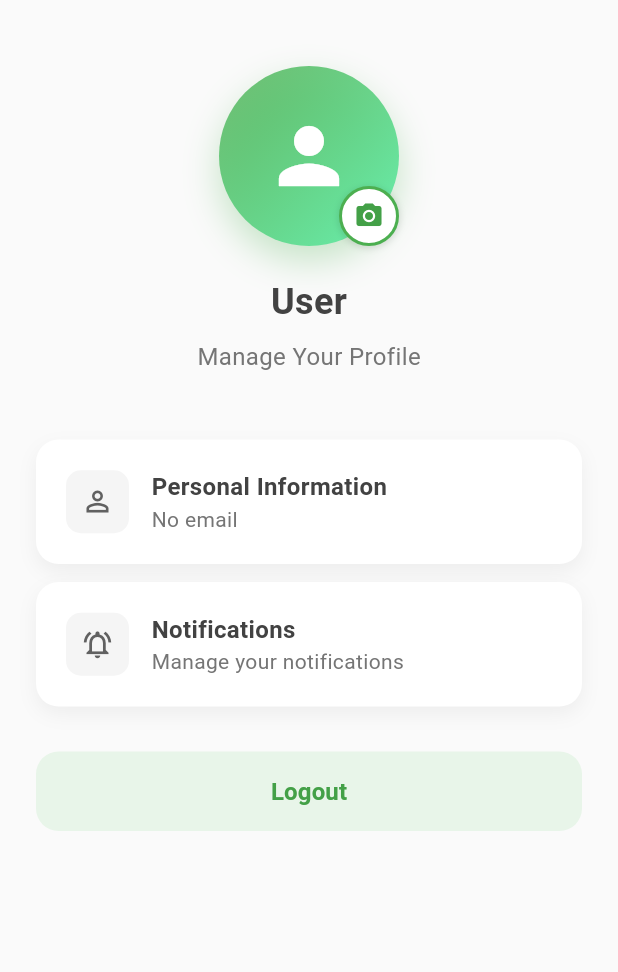
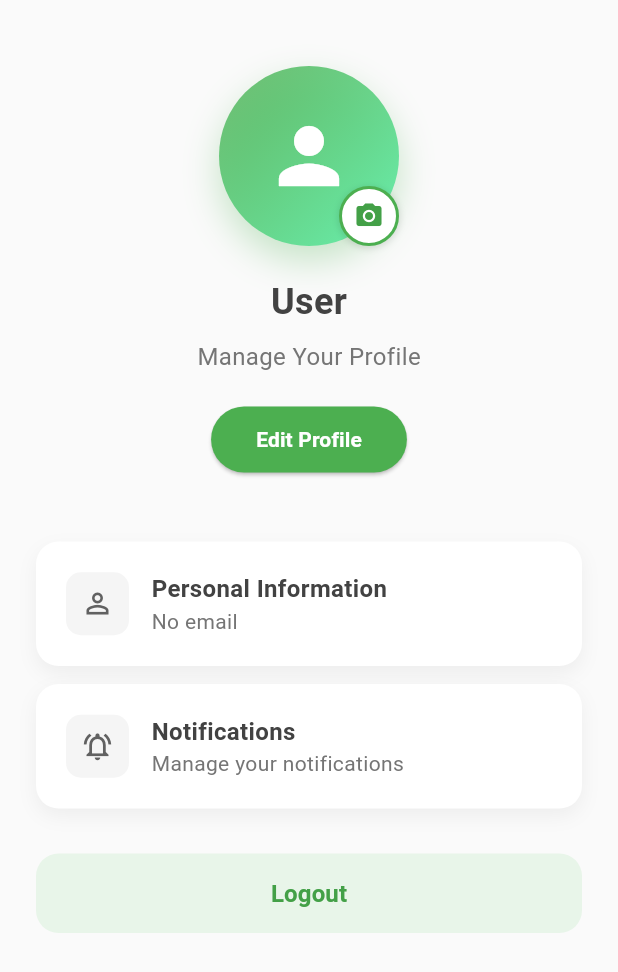
Before and after one commit to iamgaspardev/ubx_mobile_practical_interview, a Flutter app: the ProfilePageContent screen opened directly, on a phone screen of 412 x 824 dp. Shown: the top 972 px of the screen. Run offline on Flutter 3.47's test engine with Material 3 defaults, Android fonts, the phone set to English and light mode, and no system bars; our stand-ins replace device_info_plus, dio, flutter_secure_storage, image_picker, local_auth; accounts and stored records are empty.

Commit message:
feat: add form widget for updating user profile details
- Created reusable form widget component
- Implemented profile data update functionality
- Added form validation and error handling

```diff
--- a/lib/pages/LandingPage.dart
+++ b/lib/pages/landing_page.dart
@@ -1,7 +1,7 @@
 import 'package:flutter/material.dart';
 import 'package:provider/provider.dart';
-import 'package:ubx_practical_mobile/pages/Homepage.dart';
-import 'package:ubx_practical_mobile/pages/UserProfilePage.dart';
+import 'package:ubx_practical_mobile/pages/home_page.dart';
+import 'package:ubx_practical_mobile/pages/user_profile_page.dart';
 import 'package:ubx_practical_mobile/providers/app_lock_provider.dart';
 import 'package:ubx_practical_mobile/services/app_lockout_service.dart';
 
--- a/lib/pages/LoginPage.dart
+++ b/lib/pages/login_page.dart
@@ -3,7 +3,7 @@ import 'package:flutter/services.dart';
 import 'package:flutter/foundation.dart';
 import 'package:provider/provider.dart';
 import 'package:local_auth/local_auth.dart';
-import 'package:ubx_practical_mobile/pages/RegisterPage.dart';
+import 'package:ubx_practical_mobile/pages/register_page.dart';
 import 'package:ubx_practical_mobile/services/app_lockout_service.dart';
 import 'package:ubx_practical_mobile/services/api_service.dart';
 import 'package:ubx_practical_mobile/widgets/InputWidget.dart';
--- a/lib/pages/UserProfilePage.dart
+++ b/lib/pages/user_profile_page.dart
@@ -6,6 +6,7 @@ import 'dart:io';
 import 'package:ubx_practical_mobile/widgets/DetailedCardOptions.dart';
 import 'package:ubx_practical_mobile/providers/user_provider.dart';
 import 'package:ubx_practical_mobile/providers/app_lock_provider.dart';
+import 'package:ubx_practical_mobile/widgets/edit_profile_form.dart';
 
 class ProfilePageContent extends StatelessWidget {
   const ProfilePageContent({super.key});
@@ -53,8 +54,51 @@ class ProfilePageContent extends StatelessWidget {
             'Manage Your Profile',
             style: TextStyle(fontSize: 16, color: Colors.grey[600]),
           ),
+          const SizedBox(height: 20),
+          _buildEditProfileButton(context, userProvider),
         ],
       ),
+    );
+  }
+
+  void _showEditProfileForm(BuildContext context) {
+    showModalBottomSheet(
+      context: context,
+      isScrollControlled: true,
+      backgroundColor: Colors.transparent,
+      builder: (context) => const EditProfileFormWidget(),
+    );
+  }
+
+  Widget _buildEditProfileButton(
+    BuildContext context,
+    UserProvider userProvider,
+  ) {
+    return ElevatedButton(
+      onPressed: userProvider.isLoading
+          ? null
+          : () => _showEditProfileForm(context),
+      style: ElevatedButton.styleFrom(
+        backgroundColor: Colors.green,
+        padding: const EdgeInsets.symmetric(horizontal: 30, vertical: 12),
+        shape: RoundedRectangleBorder(borderRadius: BorderRadius.circular(25)),
+      ),
+      child: userProvider.isLoading
+          ? const SizedBox(
+              width: 20,
+              height: 20,
+              child: CircularProgressIndicator(
+                color: Colors.white,
+                strokeWidth: 2,
+              ),
+            )
+          : const Text(
+              'Edit Profile',
+              style: TextStyle(
+                color: Colors.white,
+                fontWeight: FontWeight.w600,
+              ),
+            ),
     );
   }
 
--- a/lib/providers/app_lock_provider.dart
+++ b/lib/providers/app_lock_provider.dart
@@ -29,9 +29,9 @@ class AppLockProvider with ChangeNotifier {
     _imageProcessingActive = active;
     notifyListeners();
     if (active) {
-      // print(' App lock disabled for image processing');
+      //  App lock disabled for image processing
     } else {
-      // print(' App lock re-enabled after image processing');
+      //  App lock re-enabled after image processing
       updateLastActiveTime();
     }
   }
```
Also changed, not shown: lib/main.dart (+6 -6 lines), lib/widgets/edit_profile_form.dart (added, +230 -0 lines), lib/pages/biometric_authpage.dart (renamed from lib/pages/BiometricAuthPage.dart), lib/pages/home_page.dart (renamed from lib/pages/Homepage.dart), lib/pages/register_page.dart (renamed from lib/pages/RegisterPage.dart).
